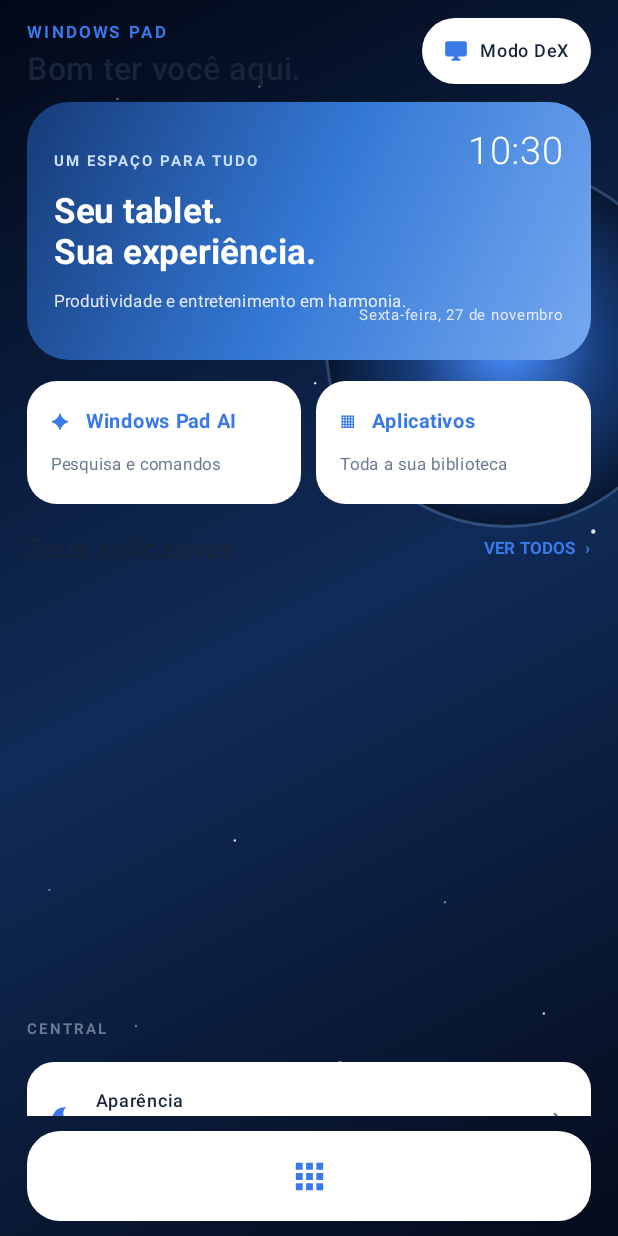
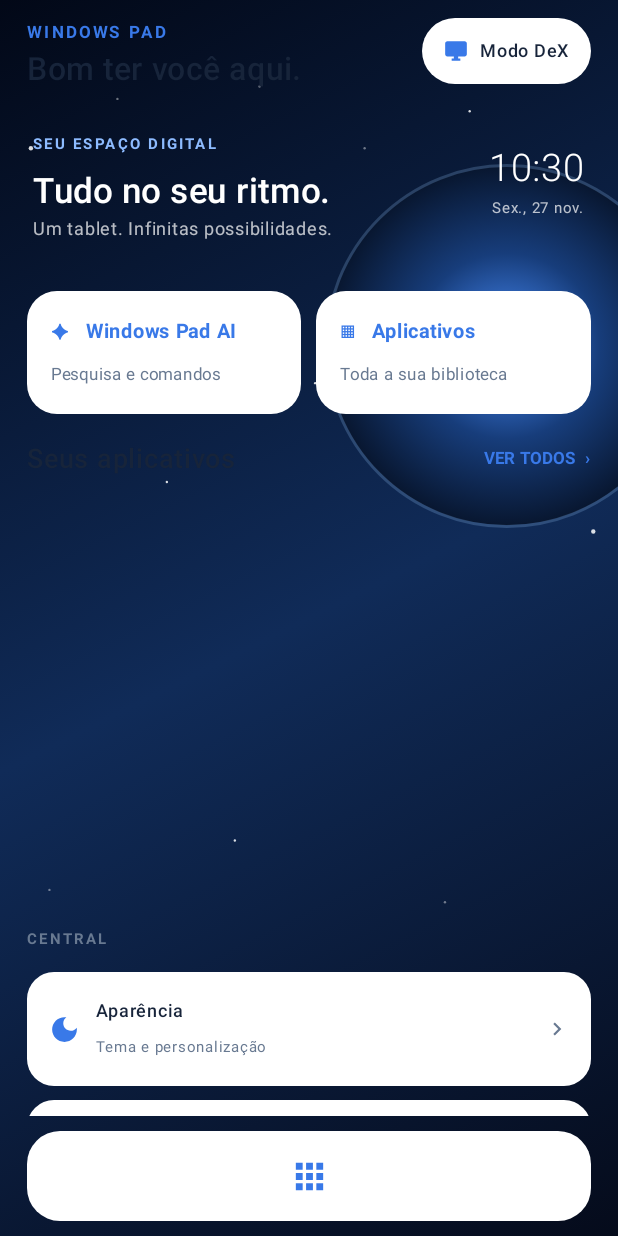
Before and after one commit to thsantz/WindowsPad, an Android app built with Jetpack Compose: the screen it shows after launch (MainActivity), on a phone screen of 412 x 824 dp. Run offline under Robolectric (Android 15) with nearby library versions, the phone set to English and light mode, and no system bars.

Commit message:
Simplify tablet home and refine wallpaper controls

```diff
--- a/app/src/main/java/com/thsantz/windowspad/MainActivity.kt
+++ b/app/src/main/java/com/thsantz/windowspad/MainActivity.kt
@@ -322,8 +322,6 @@ private fun TabletHome(
                         SideCard("Aparência", "Tema e personalização", Icons.Default.DarkMode, card, ink, muted, onSettings)
                         SideCard("Conectividade", "Wi-Fi e Bluetooth", Icons.Default.Wifi, card, ink, muted, onSettings)
                         SideCard("Configurações", "Preferências do tablet", Icons.Default.Settings, card, ink, muted, onSettings)
-                    Spacer(Modifier.height(9.dp))
-                    SideCard("Papel de parede", "Escolha seu visual", Icons.Default.DarkMode, card, ink, muted, onWallpaper)
                         SideCard("Papel de parede", "Escolha seu visual", Icons.Default.DarkMode, card, ink, muted, onWallpaper)
                         Spacer(Modifier.weight(1f))
                         Text("Windows Pad  •  0.3.0", color = muted, fontSize = 10.sp)
@@ -348,6 +346,8 @@ private fun TabletHome(
                     SideCard("Conectividade", "Wi-Fi e Bluetooth", Icons.Default.Wifi, card, ink, muted, onSettings)
                     Spacer(Modifier.height(9.dp))
                     SideCard("Configurações", "Preferências do tablet", Icons.Default.Settings, card, ink, muted, onSettings)
+                    Spacer(Modifier.height(9.dp))
+                    SideCard("Papel de parede", "Escolha seu visual", Icons.Default.DarkMode, card, ink, muted, onWallpaper)
                     Spacer(Modifier.height(12.dp))
                     Text("Windows Pad  •  0.3.0", color = muted, fontSize = 10.sp, modifier = Modifier.align(Alignment.CenterHorizontally))
                     Spacer(Modifier.height(12.dp))
@@ -360,17 +360,17 @@ private fun TabletHome(
 
 @Composable
 private fun HomeHero(accent: Color, compact: Boolean = false) {
-    Box(Modifier.fillMaxWidth().height(if (compact) 172.dp else 190.dp).clip(RoundedCornerShape(28.dp))
-        .background(Brush.linearGradient(listOf(Color(0xFF163B78), Color(0xFF3478D5), Color(0xFF76A9F0)))).padding(if (compact) 18.dp else 24.dp)) {
-        Column(Modifier.align(Alignment.CenterStart).fillMaxWidth(.78f)) {
-            Text("UM ESPAÇO PARA TUDO", color = Color(0xFFC9DEFF), fontSize = 10.sp, fontWeight = FontWeight.Bold, letterSpacing = 1.3.sp)
-            Spacer(Modifier.height(8.dp))
-            Text("Seu tablet.\nSua experiência.", color = Color.White, fontSize = if (compact) 23.sp else 27.sp, fontWeight = FontWeight.Bold, lineHeight = if (compact) 27.sp else 32.sp)
-            Spacer(Modifier.height(7.dp))
-            Text("Produtividade e entretenimento em harmonia.", color = Color.White.copy(.85f), fontSize = 11.sp, maxLines = 2)
+    Box(Modifier.fillMaxWidth().height(if (compact) 112.dp else 132.dp).padding(horizontal = 4.dp, vertical = 8.dp)) {
+        Column(Modifier.align(Alignment.CenterStart)) {
+            Text("SEU ESPAÇO DIGITAL", color = Color(0xFF8DBBFF), fontSize = 10.sp, fontWeight = FontWeight.Bold, letterSpacing = 1.5.sp)
+            Spacer(Modifier.height(6.dp))
+            Text("Tudo no seu ritmo.", color = Color.White, fontSize = if (compact) 23.sp else 28.sp, fontWeight = FontWeight.SemiBold)
+            Text("Um tablet. Infinitas possibilidades.", color = Color.White.copy(alpha = .72f), fontSize = 12.sp)
         }
-        Text(SimpleDateFormat("HH:mm", Locale.getDefault()).format(Date()), Modifier.align(Alignment.TopEnd), color = Color.White, fontSize = if (compact) 25.sp else 30.sp, fontWeight = FontWeight.Light)
-        Text(SimpleDateFormat("EEEE, d 'de' MMMM", Locale("pt", "BR")).format(Date()).replaceFirstChar { it.uppercase() }, Modifier.align(Alignment.BottomEnd), color = Color.White.copy(.8f), fontSize = 10.sp)
+        Column(Modifier.align(Alignment.CenterEnd), horizontalAlignment = Alignment.End) {
+            Text(SimpleDateFormat("HH:mm", Locale.getDefault()).format(Date()), color = Color.White, fontSize = if (compact) 25.sp else 30.sp, fontWeight = FontWeight.Light)
+            Text(SimpleDateFormat("EEE, d MMM", Locale("pt", "BR")).format(Date()).replaceFirstChar { it.uppercase() }, color = Color.White.copy(alpha = .72f), fontSize = 10.sp)
+        }
     }
 }
 
```
